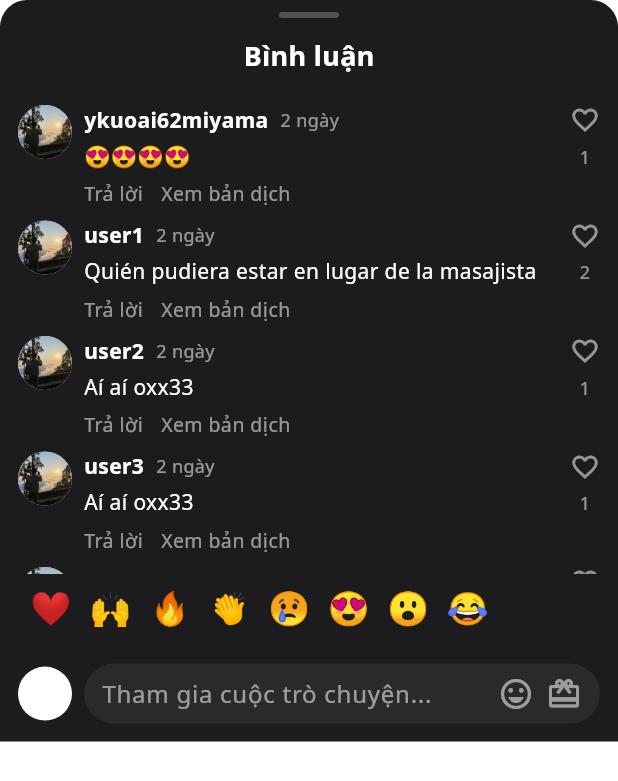
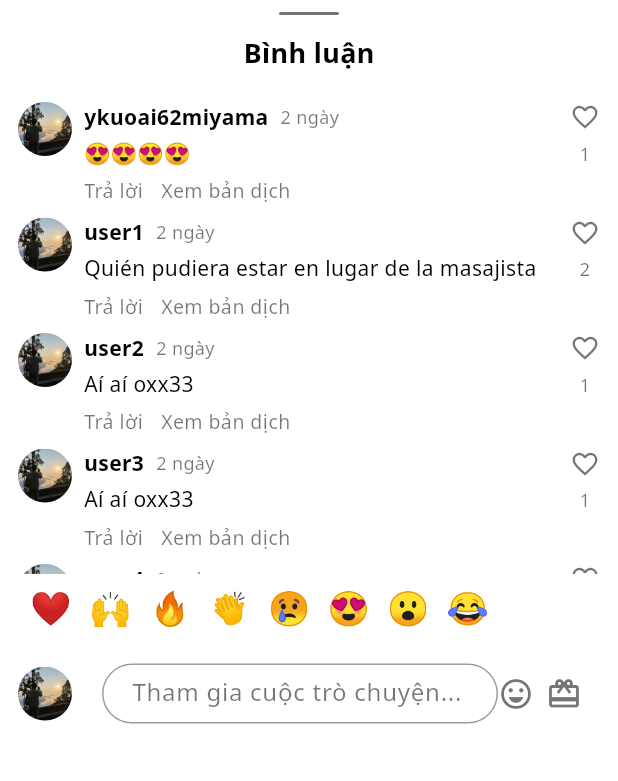
Before and after one commit to Nguyen1976/2025_LTTBDD_N05_Nhom_Nguyen_Huy, a Flutter app: the CommentsSheet widget shown alone on an empty page, opened directly, on a phone screen of 412 x 824 dp. Shown: the top 781 px of the screen. Run offline on Flutter 3.47's test engine with Material 3 defaults, Android fonts, the phone set to English and light mode, and no system bars; our stand-ins replace cloud_firestore, firebase_auth, firebase_core, google_fonts, google_sign_in, smooth_page_indicator and 1 more; accounts and stored records are empty; network calls fail.

Commit message:
refactor: Update comments sheet UI colors for better visibility and consistency

```diff
--- a/lib/screens/reels/widgets/comments_sheet.dart
+++ b/lib/screens/reels/widgets/comments_sheet.dart
@@ -9,7 +9,7 @@ class CommentsSheet extends StatelessWidget {
       heightFactor: 0.6,
       child: Container(
         decoration: const BoxDecoration(
-          color: Color(0xFF1C1C1E),
+          color: Colors.white,
           borderRadius: BorderRadius.vertical(top: Radius.circular(18)),
         ),
         child: SafeArea(
@@ -22,7 +22,7 @@ class CommentsSheet extends StatelessWidget {
               const Text(
                 'Bình luận',
                 style: TextStyle(
-                  color: Colors.white,
+                  color: Colors.black,
                   fontSize: 18,
                   fontWeight: FontWeight.bold,
                 ),
@@ -66,7 +66,7 @@ class CommentsSheet extends StatelessWidget {
                                   Text(
                                     username,
                                     style: const TextStyle(
-                                      color: Colors.white,
+                                      color: Colors.black,
                                       fontWeight: FontWeight.bold,
                                     ),
                                   ),
@@ -74,7 +74,7 @@ class CommentsSheet extends StatelessWidget {
                                   Text(
                                     '2 ngày',
                                     style: TextStyle(
-                                      color: Colors.white54,
+                                      color: Colors.black54,
                                       fontSize: 12,
                                     ),
                                   ),
@@ -83,7 +83,7 @@ class CommentsSheet extends StatelessWidget {
                               const SizedBox(height: 4),
                               Text(
                                 text,
-                                style: const TextStyle(color: Colors.white),
+                                style: const TextStyle(color: Colors.black),
                               ),
                               const SizedBox(height: 6),
                               Row(
@@ -91,7 +91,7 @@ class CommentsSheet extends StatelessWidget {
                                   Text(
                                     'Trả lời',
                                     style: TextStyle(
-                                      color: Colors.white54,
+                                      color: Colors.black54,
                                       fontSize: 13,
                                     ),
                                   ),
@@ -99,7 +99,7 @@ class CommentsSheet extends StatelessWidget {
                                   Text(
                                     'Xem bản dịch',
                                     style: TextStyle(
-                                      color: Colors.white54,
+                                      color: Colors.black54,
                                       fontSize: 13,
                                     ),
                                   ),
@@ -113,14 +113,14 @@ class CommentsSheet extends StatelessWidget {
                           children: [
                             Icon(
                               Icons.favorite_border,
-                              color: Colors.white54,
+                              color: Colors.black54,
                               size: 20,
                             ),
                             const SizedBox(height: 6),
                             Text(
                               likes.toString(),
                               style: const TextStyle(
-                                color: Colors.white54,
+                                color: Colors.black54,
                                 fontSize: 12,
                               ),
                             ),
@@ -166,7 +166,7 @@ class CommentsSheet extends StatelessWidget {
                       children: [
                         const CircleAvatar(
                           radius: 18,
-                          backgroundColor: Colors.white,
+                          backgroundImage: AssetImage('images/boy1.png'),
                         ),
                         const SizedBox(width: 8),
                         Expanded(
@@ -174,30 +174,54 @@ class CommentsSheet extends StatelessWidget {
                             height: 40,
                             padding: const EdgeInsets.symmetric(horizontal: 12),
                             decoration: BoxDecoration(
-                              color: const Color(0xFF2A2A2C),
+                              color: Colors.white,
                               borderRadius: BorderRadius.circular(20),
                             ),
                             child: Row(
-                              children: const [
+                              children: [
                                 Expanded(
                                   child: TextField(
-                                    style: TextStyle(color: Colors.white),
-                                    decoration: InputDecoration.collapsed(
+                                    style: const TextStyle(color: Colors.black),
+                                    decoration: InputDecoration(
                                       hintText: 'Tham gia cuộc trò chuyện...',
-                                      hintStyle: TextStyle(
-                                        color: Colors.white54,
+                                      hintStyle: const TextStyle(
+                                        color: Colors.black54,
                                       ),
+                                      contentPadding:
+                                          const EdgeInsets.symmetric(
+                                            horizontal: 16,
+                                            vertical: 10,
+                                          ),
+                                      enabledBorder: OutlineInputBorder(
+                                        borderRadius: BorderRadius.circular(
+                                          30,
+                                        ), // bo tròn viền
+                                        borderSide: const BorderSide(
+                                          color: Colors.grey,
+                                        ), // màu viền khi chưa focus
+                                      ),
+                                      focusedBorder: OutlineInputBorder(
+                                        borderRadius: BorderRadius.circular(
+                                          30,
+                                        ), // bo tròn khi focus
+                                        borderSide: BorderSide(
+                                          color: Colors.blue,
+                                        ), // màu viền khi focus
+                                      ),
+                                      filled: true, // có nền bên trong
+                                      fillColor: Colors.white, // màu nền
                                     ),
                                   ),
                                 ),
-                                Icon(
+
+                                const Icon(
                                   Icons.emoji_emotions_outlined,
-                                  color: Colors.white54,
+                                  color: Colors.black54,
                                 ),
-                                SizedBox(width: 8),
-                                Icon(
+                                const SizedBox(width: 8),
+                                const Icon(
                                   Icons.card_giftcard,
-                                  color: Colors.white54,
+                                  color: Colors.black54,
                                 ),
                               ],
                             ),
@@ -223,9 +247,9 @@ class _DragHandle extends StatelessWidget {
   Widget build(BuildContext context) {
     return Container(
       width: 40,
-      height: 4,
+      height: 2,
       decoration: BoxDecoration(
-        color: Colors.white24,
+        color: Colors.black54,
         borderRadius: BorderRadius.circular(4),
       ),
     );
```
